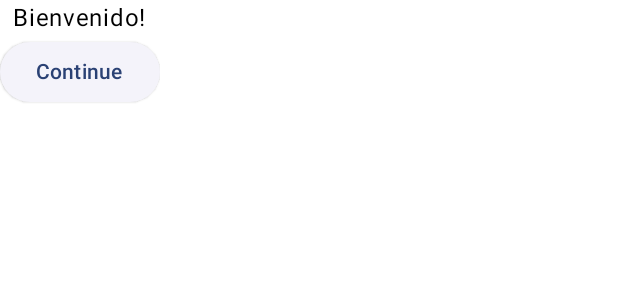
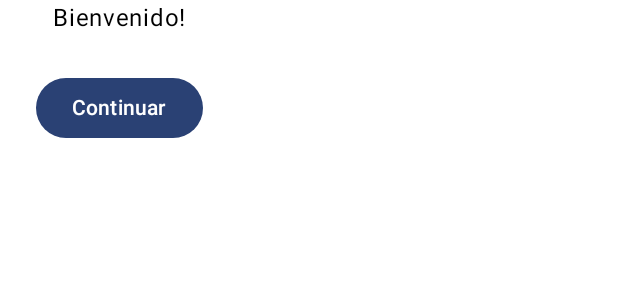
Before and after one commit to Gaston-Pandullo/appBarrasDesplegables, an Android app built with Jetpack Compose: the @Preview function PreviewPantallaCarga, on a phone screen of 412 x 824 dp. Shown: the top 300 px of the screen. Run offline under Robolectric (Android 15) with nearby library versions, the phone set to English and light mode, and no system bars.

```diff
--- a/app/src/main/java/com/example/barrasdesplegables/MainActivity.kt
+++ b/app/src/main/java/com/example/barrasdesplegables/MainActivity.kt
@@ -41,6 +41,7 @@ class MainActivity : ComponentActivity() {
 
 @Composable
 fun PantallaPrevia(modifier: Modifier = Modifier){
+
     var mostrarPantallaPrevia by remember { mutableStateOf(true) }
 
     Column(
@@ -51,12 +52,12 @@ fun PantallaPrevia(modifier: Modifier = Modifier){
         Text(
             text = "Bienvenido!"
         )
-        ElevatedButton(
-            onClick = {},
-            modifier = modifier
+        Button(
+            modifier = modifier.padding(24.dp),
+            onClick = {mostrarPantallaPrevia = false}
         ) {
             Text(
-                text = "Continue"
+                text = "Continuar"
             )
         }
     }
@@ -69,20 +70,24 @@ fun PreviewPantallaCarga(){
         PantallaPrevia()
     }
 }
-
+@Composable
+fun MyApp(
+    modifier: Modifier = Modifier
+){
+    Greetings()
+}
 
 @Composable
-fun MyApp(
-    modifier: Modifier = Modifier,
-    nombreColumnas: List<String> = listOf("Mundo", "Compose")
-){
+private fun Greetings(modifier: Modifier = Modifier,
+              nombreColumnas: List<String> = listOf("Mundo", "Compose")){
     Column(modifier = modifier.padding(vertical = 4.dp)){
         for(nombre in nombreColumnas){
             Greeting(name = nombre)
         }
     }
+}
 
-}
+
 
 @Composable
 fun Greeting(name: String, modifier: Modifier = Modifier) {
```
